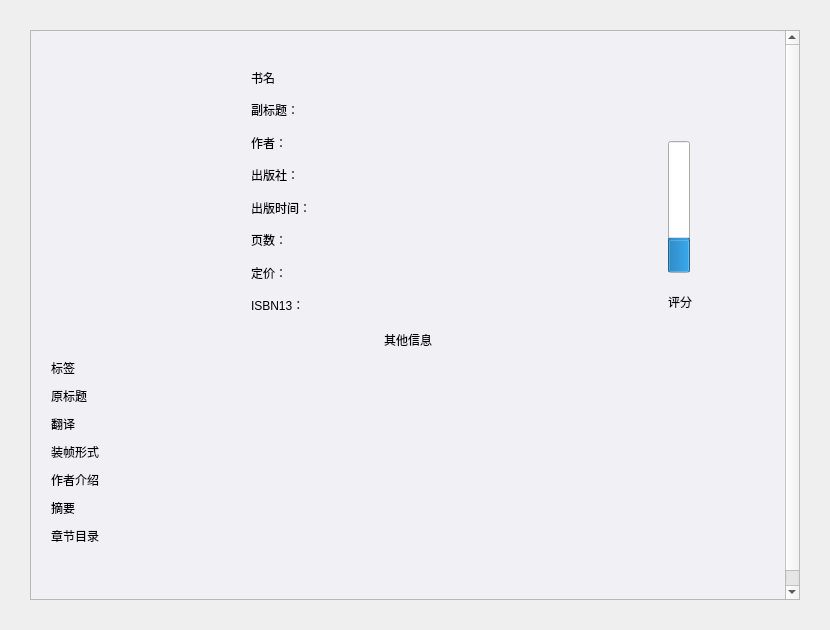
Qt form Widgets/BookDetailWidget.ui (MonoKelvin/BookStudyApp) before a commit.
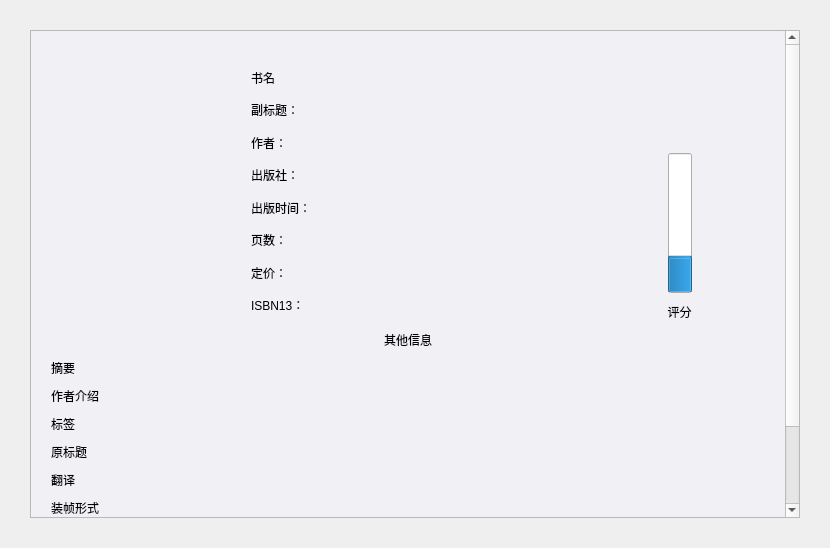
The same form after that commit.

Commit message: 修复书籍项双击在详情页无法获取数据的问题，并美化界面

```diff
--- a/Widgets/BookDetailWidget.ui
+++ b/Widgets/BookDetailWidget.ui
@@ -7,17 +7,43 @@
     <x>0</x>
     <y>0</y>
     <width>830</width>
-    <height>630</height>
+    <height>548</height>
    </rect>
   </property>
   <property name="windowTitle">
    <string>Dialog</string>
   </property>
   <property name="styleSheet">
-   <string notr="true">#sawBookContents {
+   <string notr="true">#BookDetailWidget #sawBookContents {
 	background-color: rgb(240, 240, 245);
 	border-radius: 8px;
-}</string>
+}
+#BookDetailWidget #lbImage
+{
+	max-heihgt: 260px;
+}
+#BookDetailWidget #lbBookTitle,
+#BookDetailWidget #lbOtherInfo_h2,
+#BookDetailWidget #lbSummary_h2,
+#BookDetailWidget #lbTranslator_h2,
+#BookDetailWidget #lbTags_h2,
+#BookDetailWidget #lbOriginTitle_h2,
+#BookDetailWidget #lbAuthorIntro_h2,
+#BookDetailWidget #lbCatalog_h2,
+#BookDetailWidget #lbBinding_h2,
+#BookDetailWidget #lbRating_h2
+{
+	font-size: 18px;
+	font-weight: bold;
+	min-height: 36px;
+	color: #888;
+}
+#lbRatingPgsBar_dtl
+{
+	min-width: 24px;
+	min-height:140px;
+}
+</string>
   </property>
   <layout class="QGridLayout" name="gridLayout">
    <property name="leftMargin">
@@ -45,8 +71,8 @@
        <rect>
         <x>0</x>
         <y>0</y>
-        <width>768</width>
-        <height>568</height>
+        <width>754</width>
+        <height>740</height>
        </rect>
       </property>
       <layout class="QGridLayout" name="gridLayout_4">
@@ -68,13 +94,37 @@
        <property name="verticalSpacing">
         <number>10</number>
        </property>
-       <item row="10" column="0">
-        <widget class="QLabel" name="lbCatalog">
+       <item row="6" column="0">
+        <widget class="QLabel" name="lbTags_h2">
+         <property name="text">
+          <string>标签</string>
+         </property>
+        </widget>
+       </item>
+       <item row="14" column="0">
+        <widget class="QLabel" name="lbCatalog_h2">
          <property name="text">
           <string>章节目录</string>
          </property>
         </widget>
        </item>
+       <item row="7" column="0">
+        <widget class="QLabel" name="lbOriginTitle_h2">
+         <property name="text">
+          <string>原标题</string>
+         </property>
+        </widget>
+       </item>
+       <item row="1" column="0">
+        <widget class="QLabel" name="lbOtherInfo_h2">
+         <property name="text">
+          <string>其他信息</string>
+         </property>
+         <property name="alignment">
+          <set>Qt::AlignCenter</set>
+         </property>
+        </widget>
+       </item>
        <item row="0" column="0">
         <layout class="QHBoxLayout" name="horizontalLayout" stretch="1,2,1">
          <property name="spacing">
@@ -163,59 +213,10 @@
           </layout>
          </item>
          <item>
-          <layout class="QGridLayout" name="gridLayout_3" rowstretch="3,5,0">
-           <property name="bottomMargin">
+          <layout class="QGridLayout" name="gridLayout_3">
+           <property name="spacing">
             <number>10</number>
            </property>
-           <property name="horizontalSpacing">
-            <number>10</number>
-           </property>
-           <property name="verticalSpacing">
-            <number>20</number>
-           </property>
-           <item row="2" column="1">
-            <widget class="QLabel" name="lbRating">
-             <property name="text">
-              <string>评分</string>
-             </property>
-            </widget>
-           </item>
-           <item row="1" column="0" rowspan="2">
-            <spacer name="horizontalSpacer_2">
-             <property name="orientation">
-              <enum>Qt::Horizontal</enum>
-             </property>
-             <property name="sizeHint" stdset="0">
-              <size>
-               <width>40</width>
-               <height>20</height>
-              </size>
-             </property>
-            </spacer>
-           </item>
-           <item row="1" column="2" rowspan="2">
-            <spacer name="horizontalSpacer">
-             <property name="orientation">
-              <enum>Qt::Horizontal</enum>
-             </property>
-             <property name="sizeHint" stdset="0">
-              <size>
-               <width>40</width>
-               <height>20</height>
-              </size>
-             </property>
-            </spacer>
-           </item>
-           <item row="1" column="1">
-            <widget class="QProgressBar" name="lbRatingPgsBar_dtl">
-             <property name="value">
-              <number>24</number>
-             </property>
-             <property name="orientation">
-              <enum>Qt::Vertical</enum>
-             </property>
-            </widget>
-           </item>
            <item row="0" column="0" colspan="3">
             <spacer name="verticalSpacer">
              <property name="orientation">
@@ -229,18 +230,67 @@
              </property>
             </spacer>
            </item>
+           <item row="1" column="1">
+            <widget class="QProgressBar" name="lbRatingPgsBar_dtl">
+             <property name="value">
+              <number>24</number>
+             </property>
+             <property name="alignment">
+              <set>Qt::AlignCenter</set>
+             </property>
+             <property name="orientation">
+              <enum>Qt::Vertical</enum>
+             </property>
+            </widget>
+           </item>
+           <item row="1" column="2">
+            <spacer name="horizontalSpacer">
+             <property name="orientation">
+              <enum>Qt::Horizontal</enum>
+             </property>
+             <property name="sizeHint" stdset="0">
+              <size>
+               <width>40</width>
+               <height>20</height>
+              </size>
+             </property>
+            </spacer>
+           </item>
+           <item row="1" column="0">
+            <spacer name="horizontalSpacer_2">
+             <property name="orientation">
+              <enum>Qt::Horizontal</enum>
+             </property>
+             <property name="sizeHint" stdset="0">
+              <size>
+               <width>40</width>
+               <height>20</height>
+              </size>
+             </property>
+            </spacer>
+           </item>
+           <item row="2" column="0" colspan="3">
+            <widget class="QLabel" name="lbRating_h2">
+             <property name="text">
+              <string>评分</string>
+             </property>
+             <property name="alignment">
+              <set>Qt::AlignCenter</set>
+             </property>
+            </widget>
+           </item>
           </layout>
          </item>
         </layout>
        </item>
-       <item row="5" column="0">
-        <widget class="QLabel" name="lbBinding">
+       <item row="9" column="0">
+        <widget class="QLabel" name="lbBinding_h2">
          <property name="text">
           <string>装帧形式</string>
          </property>
         </widget>
        </item>
-       <item row="11" column="0">
+       <item row="15" column="0">
         <spacer name="verticalSpacer_2">
          <property name="orientation">
           <enum>Qt::Vertical</enum>
@@ -253,60 +303,30 @@
          </property>
         </spacer>
        </item>
-       <item row="7" column="0">
-        <widget class="QLabel" name="lbAuthorIntro">
-         <property name="text">
-          <string>作者介绍</string>
-         </property>
-         <property name="alignment">
-          <set>Qt::AlignLeading|Qt::AlignLeft|Qt::AlignTop</set>
-         </property>
-         <property name="wordWrap">
-          <bool>true</bool>
-         </property>
-        </widget>
-       </item>
-       <item row="2" column="0">
-        <widget class="QLabel" name="lbTags">
-         <property name="text">
-          <string>标签</string>
-         </property>
-        </widget>
-       </item>
-       <item row="9" column="0">
-        <widget class="QLabel" name="lbSummary">
-         <property name="text">
-          <string>摘要</string>
-         </property>
-         <property name="alignment">
-          <set>Qt::AlignLeading|Qt::AlignLeft|Qt::AlignTop</set>
-         </property>
-         <property name="wordWrap">
-          <bool>true</bool>
-         </property>
-        </widget>
-       </item>
-       <item row="4" column="0">
-        <widget class="QLabel" name="lbTranslator">
+       <item row="8" column="0">
+        <widget class="QLabel" name="lbTranslator_h2">
          <property name="text">
           <string>翻译</string>
          </property>
         </widget>
        </item>
+       <item row="5" column="0">
+        <widget class="QLabel" name="lbAuthorIntro_h2">
+         <property name="text">
+          <string>作者介绍</string>
+         </property>
+         <property name="wordWrap">
+          <bool>true</bool>
+         </property>
+        </widget>
+       </item>
        <item row="3" column="0">
         <widget class="QLabel" name="lbOriginTitle">
          <property name="text">
-          <string>原标题</string>
+          <string>摘要</string>
          </property>
-        </widget>
-       </item>
-       <item row="1" column="0">
-        <widget class="QLabel" name="lbOtherInfo">
-         <property name="text">
-          <string>其他信息</string>
-         </property>
-         <property name="alignment">
-          <set>Qt::AlignCenter</set>
+         <property name="wordWrap">
+          <bool>true</bool>
          </property>
         </widget>
        </item>
```
Left out of the diff: 2 changed lines with no effect on the pictures. The commit also changes 7 other files.
